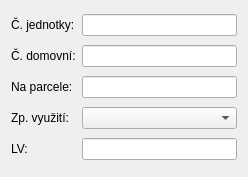
This is jednotkysearchform.ui in ctu-geoforall-lab/qgis-vfk-plugin-cpp as Qt 5 draws it before an edit. The edited form follows.
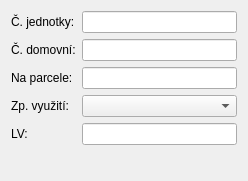
This is the edited form.

Commit message: ui: forgotten spacer

```diff
--- a/jednotkysearchform.ui
+++ b/jednotkysearchform.ui
@@ -7,7 +7,7 @@
     <x>0</x>
     <y>0</y>
     <width>248</width>
-    <height>177</height>
+    <height>181</height>
    </rect>
   </property>
   <property name="windowTitle">
@@ -64,6 +64,19 @@
    <item row="3" column="1">
     <widget class="QComboBox" name="mZpVyuzitiCombo"/>
    </item>
+   <item row="5" column="1">
+    <spacer name="verticalSpacer">
+     <property name="orientation">
+      <enum>Qt::Vertical</enum>
+     </property>
+     <property name="sizeHint" stdset="0">
+      <size>
+       <width>20</width>
+       <height>40</height>
+      </size>
+     </property>
+    </spacer>
+   </item>
   </layout>
  </widget>
  <resources/>
```
